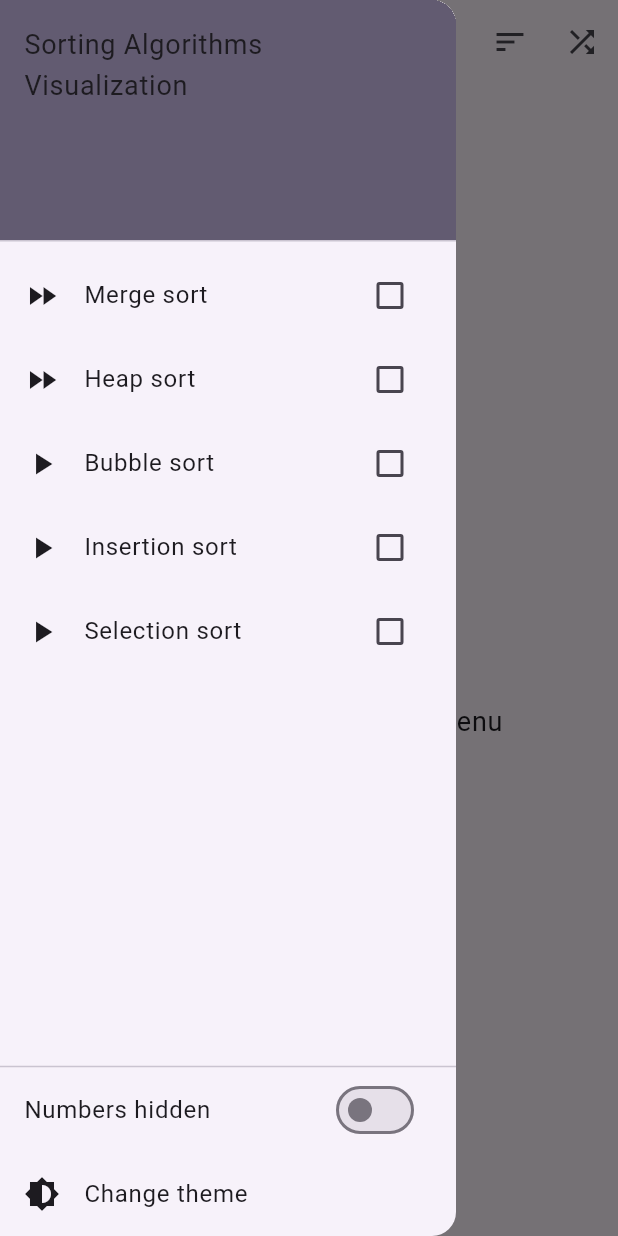
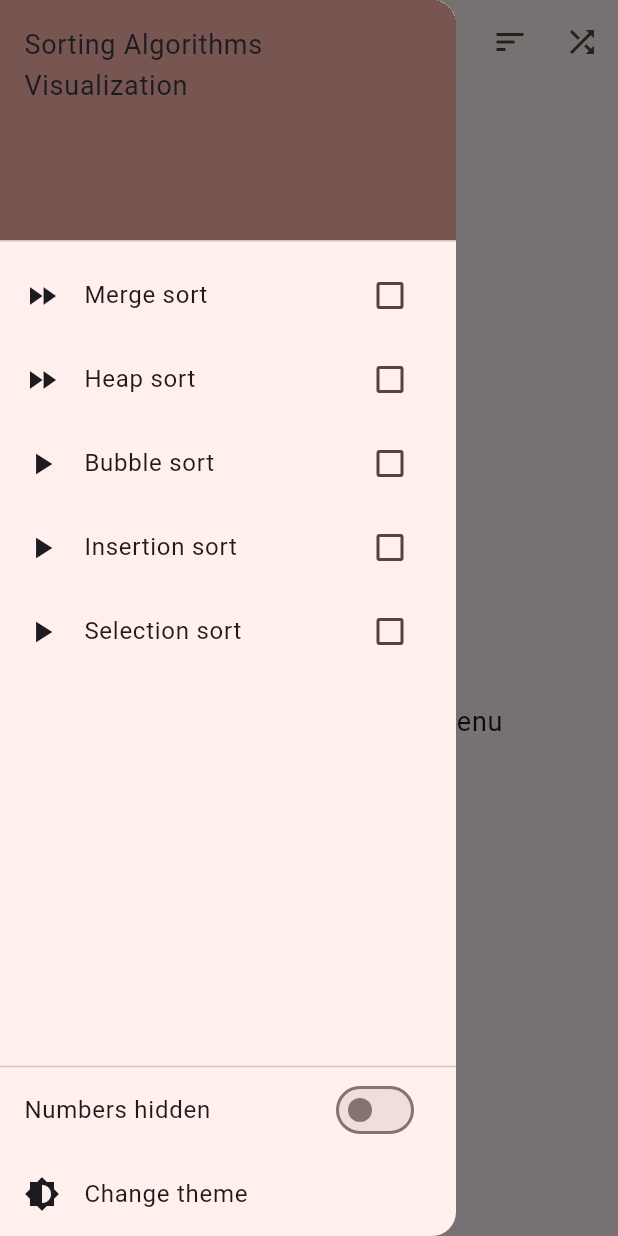
Before and after one commit to VadymPinchuk/visualizer, a Flutter app: the screen it shows after launch, with the side drawer open, on a phone screen of 412 x 824 dp. Run offline on Flutter 3.47's test engine with Material 3 defaults, Android fonts, the phone set to English and light mode, and no system bars; our stand-ins replace shared_preferences.

Commit message:
Updated project to be in a latest state

```diff
--- a/lib/base/base_sort_widget.dart
+++ b/lib/base/base_sort_widget.dart
@@ -78,11 +78,11 @@ abstract class BaseSortWidget extends StatelessWidget {
       Consumer<ThemeConfig>(
         builder: (context, config, _) => Text(
           value.toString(),
-          style: config.theme.textTheme.bodySmall.copyWith(
+          style: config.theme.textTheme.bodySmall!.copyWith(
               fontSize: 9,
               color: idx == left || idx == right
                   ? config.theme.colorScheme.secondary
-                  : config.theme.textTheme.bodySmall.color),
+                  : config.theme.textTheme.bodySmall!.color),
         ),
       );
 
--- a/lib/bubble/bubble_sort_widget.dart
+++ b/lib/bubble/bubble_sort_widget.dart
@@ -21,7 +21,7 @@ class BubbleSortWidget extends BaseSortWidget {
             state.left,
             state.right,
             state.sorted,
-            Colors.green[800],
+            Colors.green[800]!,
           ),
         ),
       );
--- a/lib/holder/sort_holder.dart
+++ b/lib/holder/sort_holder.dart
@@ -105,7 +105,7 @@ class SortHolder extends ChangeNotifier {
 
   Future _initialConfig() async {
     final SharedPreferences prefs = await SharedPreferences.getInstance();
-    final List<String> list = prefs.getStringList('sortingTypes');
+    final List<String>? list = prefs.getStringList('sortingTypes');
     if (list != null) {
       _parseList(list);
       notifyListeners();
@@ -120,7 +120,7 @@ class SortHolder extends ChangeNotifier {
 
   void _parseList(List<String> list) {
     for (final String each in list) {
-      _sortingSet.add(Sorting.values[int.tryParse(each)]);
+      _sortingSet.add(Sorting.values[int.tryParse(each) ?? 0]);
     }
   }
 }
--- a/lib/options_drawer.dart
+++ b/lib/options_drawer.dart
@@ -8,7 +8,7 @@ import 'package:visualizer/theme/theme_config.dart';
 class OptionsDrawer extends StatelessWidget {
   @override
   Widget build(BuildContext context) {
-    final TextStyle textStyle = Theme.of(context).textTheme.bodyLarge;
+    final TextStyle textStyle = Theme.of(context).textTheme.bodyLarge!;
     return Drawer(
       child: Column(
         children: [
--- a/lib/sorting_page.dart
+++ b/lib/sorting_page.dart
@@ -5,7 +5,7 @@ import 'package:visualizer/options_drawer.dart';
 import 'package:visualizer/strings.dart';
 
 class ListPage extends StatefulWidget {
-  const ListPage({Key key, this.title}) : super(key: key);
+  const ListPage({super.key, required this.title});
 
   final String title;
 
@@ -44,7 +44,7 @@ class _ListPageState extends State<ListPage> {
                       textAlign: TextAlign.center,
                       style: Theme.of(context)
                           .textTheme
-                          .bodyLarge
+                          .bodyLarge!
                           .copyWith(fontSize: 18.0),
                     ),
                   )
--- a/lib/theme/theme_config.dart
+++ b/lib/theme/theme_config.dart
@@ -7,11 +7,17 @@ class ThemeConfig with ChangeNotifier {
     _initialConfig();
   }
 
-  ThemeData theme;
+  late ThemeData theme;
 
-  static ThemeData get light => ThemeData.light();
+  static ThemeData get light => ThemeData.light().copyWith(
+        colorScheme: ColorScheme.fromSeed(seedColor: Colors.red),
+        brightness: Brightness.light,
+      );
 
-  static ThemeData get dark => ThemeData.dark();
+  static ThemeData get dark => ThemeData.dark().copyWith(
+        colorScheme: ColorScheme.fromSeed(seedColor: Colors.cyan),
+        brightness: Brightness.dark,
+      );
 
   Future changeTheme() async {
     theme = theme == light ? dark : light;
```
Also changed, not shown: pubspec.yaml (+5 -5 lines), pubspec.lock, 3 other files.
